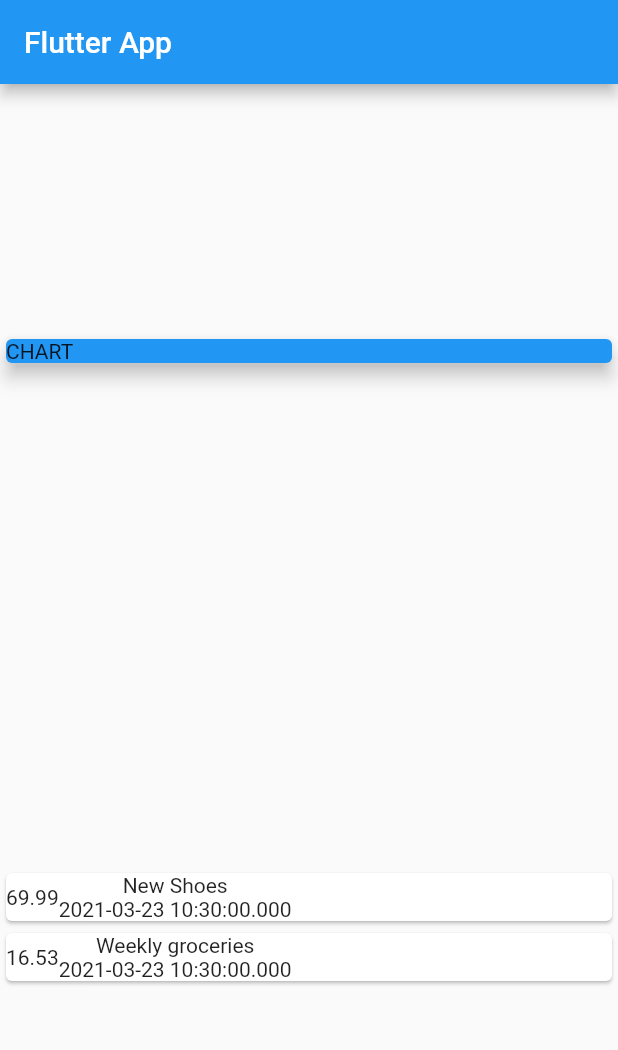
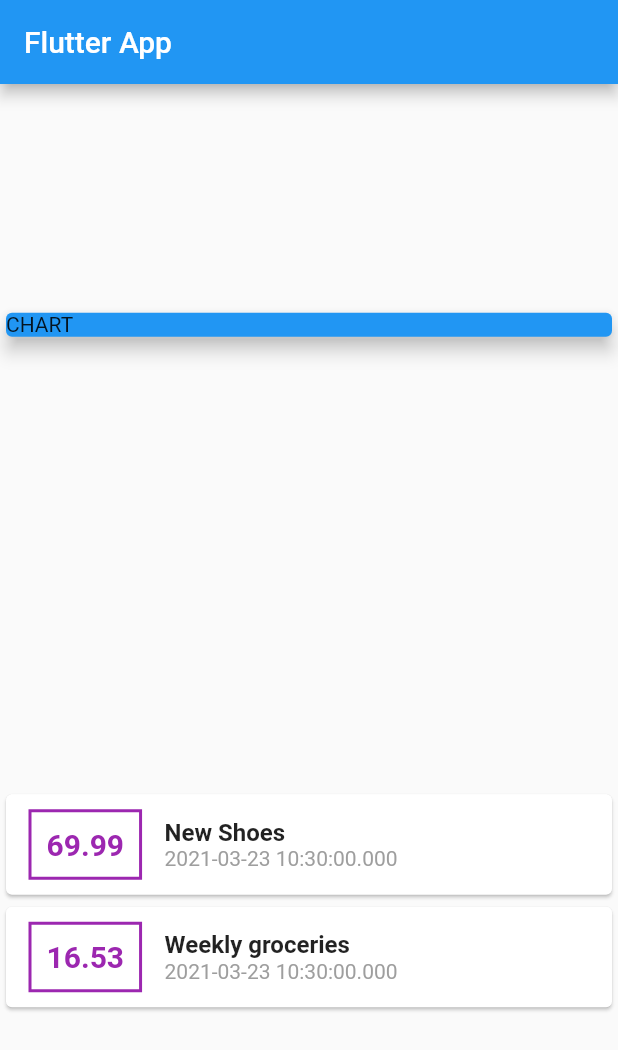
Before and after one commit to candidoalfilho/Personal-Expense-App, a Flutter app: the screen it shows after launch, on a phone screen of 412 x 824 dp. Shown: the top 1050 px of the screen. Run offline on Flutter 3.47's test engine with Material 2 defaults, Android fonts, the phone set to English and light mode, and no system bars.

Commit message:
A better styling

```diff
--- a/lib/main.dart
+++ b/lib/main.dart
@@ -47,11 +47,30 @@ class MyHomePage extends StatelessWidget {
                 return Card(
                     child: Row(
                   children: [
-                    Container(child: Text(tx.amount.toString())),
-                    Column(children: [
-                      Text(tx.title),
-                      Text(tx.date.toString())
-                    ])
+                    Container(
+                        margin:
+                            EdgeInsets.symmetric(vertical: 10, horizontal: 15),
+                        decoration: BoxDecoration(
+                            border: Border.all(
+                          color: Colors.purple,
+                          width: 2,
+                        )),
+                        padding: EdgeInsets.all(10),
+                        child: Text(tx.amount.toString(),
+                            style: TextStyle(
+                              fontWeight: FontWeight.bold,
+                              fontSize: 20,
+                              color: Colors.purple,
+                            ))),
+                    Column(
+                        crossAxisAlignment: CrossAxisAlignment.start,
+                        children: [
+                          Text(tx.title,
+                              style: TextStyle(
+                                  fontSize: 16, fontWeight: FontWeight.bold)),
+                          Text(tx.date.toString(),
+                          style: TextStyle(color: Colors.grey))
+                        ])
                   ],
                 ));
               }).toList(),
```
